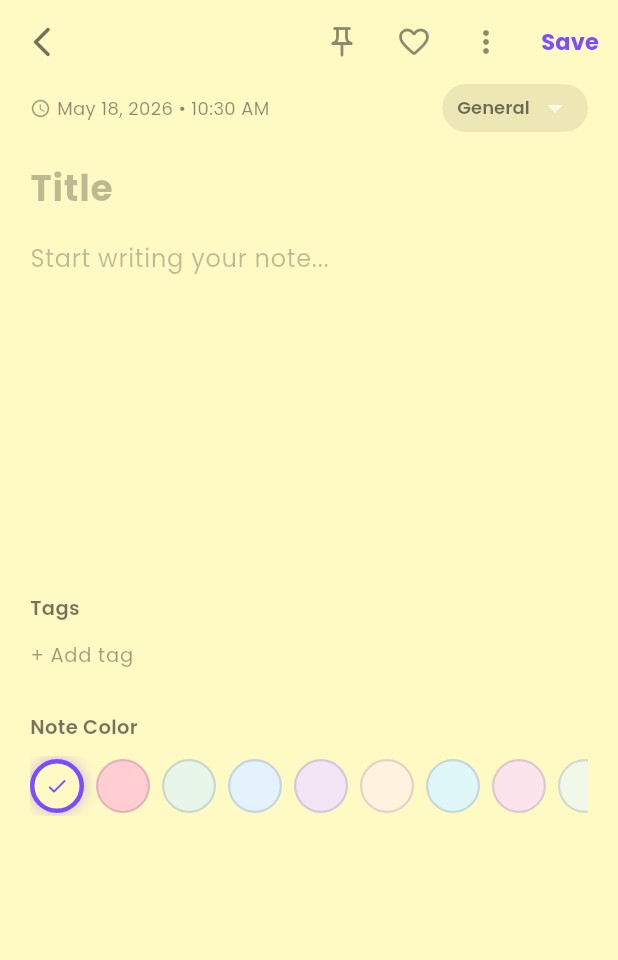
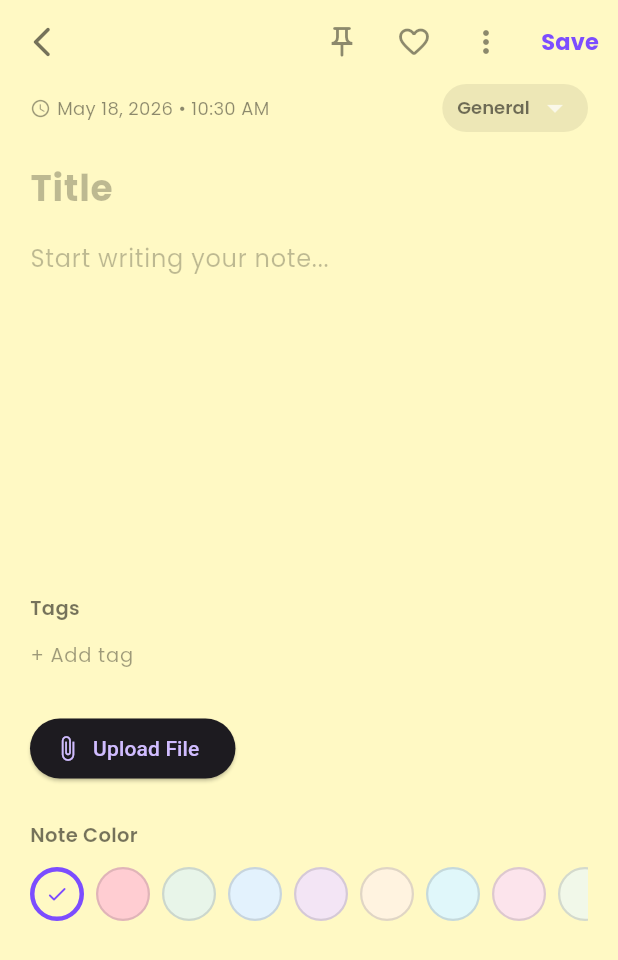
Before and after one commit to mohammedmaqsood626-blip/Notes-app-Flutter-, a Flutter app: the screen it shows after launch, after a tap on "New Note", on a phone screen of 412 x 824 dp. Shown: the top 960 px of the screen. Run offline on Flutter 3.47's test engine with Material 3 defaults, Android fonts, the phone set to English and light mode, and no system bars; our stand-ins replace file_picker, google_fonts, hive_flutter; accounts and stored records are empty.

Commit message:
Added upload feature and UI improvements

```diff
--- a/lib/main.dart
+++ b/lib/main.dart
@@ -1,13 +1,18 @@
 import 'package:flutter/material.dart';
+import 'package:hive_flutter/hive_flutter.dart';
 import 'package:provider/provider.dart';
+
 import 'services/notes_provider.dart';
 import 'screens/home_screen.dart';
 
-void main() {
+void main() async {
   WidgetsFlutterBinding.ensureInitialized();
+
+  await Hive.initFlutter();
+
   runApp(
     ChangeNotifierProvider(
-      create: (_) => NotesProvider(),
+      create: (_) => NotesProvider()..loadNotes(),
       child: const NoteFlowApp(),
     ),
   );
@@ -19,15 +24,9 @@ class NoteFlowApp extends StatelessWidget {
   @override
   Widget build(BuildContext context) {
     return MaterialApp(
+      debugShowCheckedModeBanner: false,
       title: 'NoteFlow',
-      debugShowCheckedModeBanner: false,
-      theme: ThemeData(
-        colorScheme: ColorScheme.fromSeed(
-          seedColor: const Color(0xFF7C4DFF),
-          brightness: Brightness.dark,
-        ),
-        useMaterial3: true,
-      ),
+      theme: ThemeData.dark(),
       home: const HomeScreen(),
     );
   }
--- a/lib/screens/note_editor_screen.dart
+++ b/lib/screens/note_editor_screen.dart
@@ -2,11 +2,14 @@ import 'package:flutter/material.dart';
 import 'package:provider/provider.dart';
 import 'package:google_fonts/google_fonts.dart';
 import 'package:intl/intl.dart';
+import 'package:file_picker/file_picker.dart';
+
 import '../models/note.dart';
 import '../services/notes_provider.dart';
 
 class NoteEditorScreen extends StatefulWidget {
   final Note? note;
+
   const NoteEditorScreen({super.key, this.note});
 
   @override
@@ -17,28 +20,41 @@ class _NoteEditorScreenState extends State<NoteEditorScreen> {
   late TextEditingController _titleController;
   late TextEditingController _contentController;
   late TextEditingController _tagController;
+
   late Color _selectedColor;
   late String _selectedCategory;
   late List<String> _tags;
+
   bool _isPinned = false;
   bool _isFavorite = false;
   bool _hasChanges = false;
 
+  String? selectedFileName;
+
   @override
   void initState() {
     super.initState();
+
     final n = widget.note;
+
     _titleController = TextEditingController(text: n?.title ?? '');
     _contentController = TextEditingController(text: n?.content ?? '');
     _tagController = TextEditingController();
+
     _selectedColor = n?.color ?? noteColors[0];
     _selectedCategory = n?.category ?? 'General';
     _tags = List.from(n?.tags ?? []);
+
     _isPinned = n?.isPinned ?? false;
     _isFavorite = n?.isFavorite ?? false;
 
-    _titleController.addListener(() => setState(() => _hasChanges = true));
-    _contentController.addListener(() => setState(() => _hasChanges = true));
+    _titleController.addListener(() {
+      setState(() => _hasChanges = true);
+    });
+
+    _contentController.addListener(() {
+      setState(() => _hasChanges = true);
+    });
   }
 
   @override
@@ -49,14 +65,28 @@ class _NoteEditorScreenState extends State<NoteEditorScreen> {
     super.dispose();
   }
 
+  Future<void> pickFile() async {
+    FilePickerResult? result = await FilePicker.platform.pickFiles();
+
+    if (result != null) {
+      setState(() {
+        selectedFileName = result.files.single.name;
+      });
+    }
+  }
+
   Future<void> _saveNote() async {
-    if (_titleController.text.trim().isEmpty && _contentController.text.trim().isEmpty) {
+    if (_titleController.text.trim().isEmpty &&
+        _contentController.text.trim().isEmpty) {
       Navigator.pop(context);
       return;
     }
 
     final provider = context.read<NotesProvider>();
-    final title = _titleController.text.trim().isEmpty ? 'Untitled' : _titleController.text.trim();
+
+    final title = _titleController.text.trim().isEmpty
+        ? 'Untitled'
+        : _titleController.text.trim();
 
     if (widget.note == null) {
       await provider.addNote(
@@ -76,13 +106,16 @@ class _NoteEditorScreenState extends State<NoteEditorScreen> {
         isPinned: _isPinned,
         isFavorite: _isFavorite,
       );
+
       await provider.updateNote(updated);
     }
+
     if (mounted) Navigator.pop(context);
   }
 
   void _addTag() {
     final tag = _tagController.text.trim();
+
     if (tag.isNotEmpty && !_tags.contains(tag)) {
       setState(() {
         _tags.add(tag);
@@ -100,39 +133,85 @@ class _NoteEditorScreenState extends State<NoteEditorScreen> {
         backgroundColor: _selectedColor,
         elevation: 0,
         leading: IconButton(
-          icon: const Icon(Icons.arrow_back_ios_new_rounded, color: Colors.black54),
+          icon: const Icon(
+            Icons.arrow_back_ios_new_rounded,
+            color: Colors.black54,
+          ),
           onPressed: _saveNote,
         ),
         actions: [
           IconButton(
-            icon: Icon(_isPinned ? Icons.push_pin_rounded : Icons.push_pin_outlined,
-              color: _isPinned ? const Color(0xFF7C4DFF) : Colors.black45),
-            onPressed: () => setState(() { _isPinned = !_isPinned; _hasChanges = true; }),
+            icon: Icon(
+              _isPinned
+                  ? Icons.push_pin_rounded
+                  : Icons.push_pin_outlined,
+              color: _isPinned
+                  ? const Color(0xFF7C4DFF)
+                  : Colors.black45,
+            ),
+            onPressed: () {
+              setState(() {
+                _isPinned = !_isPinned;
+                _hasChanges = true;
+              });
+            },
           ),
           IconButton(
-            icon: Icon(_isFavorite ? Icons.favorite_rounded : Icons.favorite_border_rounded,
-              color: _isFavorite ? Colors.pinkAccent : Colors.black45),
-            onPressed: () => setState(() { _isFavorite = !_isFavorite; _hasChanges = true; }),
+            icon: Icon(
+              _isFavorite
+                  ? Icons.favorite_rounded
+                  : Icons.favorite_border_rounded,
+              color: _isFavorite
+                  ? Colors.pinkAccent
+                  : Colors.black45,
+            ),
+            onPressed: () {
+              setState(() {
+                _isFavorite = !_isFavorite;
+                _hasChanges = true;
+              });
+            },
           ),
           PopupMenuButton(
-            icon: const Icon(Icons.more_vert_rounded, color: Colors.black45),
+            icon: const Icon(
+              Icons.more_vert_rounded,
+              color: Colors.black45,
+            ),
             itemBuilder: (_) => [
-              const PopupMenuItem(value: 'delete', child: Row(children: [
-                Icon(Icons.delete_outline_rounded, color: Colors.red),
-                SizedBox(width: 8), Text('Delete'),
-              ])),
+              const PopupMenuItem(
+                value: 'delete',
+                child: Row(
+                  children: [
+                    Icon(
+                      Icons.delete_outline_rounded,
+                      color: Colors.red,
+                    ),
+                    SizedBox(width: 8),
+                    Text('Delete'),
+                  ],
+                ),
+              ),
             ],
             onSelected: (val) async {
               if (val == 'delete' && widget.note != null) {
-                await context.read<NotesProvider>().deleteNote(widget.note!.id);
+                await context
+                    .read<NotesProvider>()
+                    .deleteNote(widget.note!.id);
+
                 if (mounted) Navigator.pop(context);
               }
             },
           ),
           TextButton(
             onPressed: _saveNote,
-            child: Text('Save', style: GoogleFonts.poppins(
-              color: const Color(0xFF7C4DFF), fontWeight: FontWeight.w700, fontSize: 15)),
+            child: Text(
+              'Save',
+              style: GoogleFonts.poppins(
+                color: const Color(0xFF7C4DFF),
+                fontWeight: FontWeight.w700,
+                fontSize: 15,
+              ),
+            ),
           ),
         ],
       ),
@@ -141,59 +220,96 @@ class _NoteEditorScreenState extends State<NoteEditorScreen> {
         child: Column(
           crossAxisAlignment: CrossAxisAlignment.start,
           children: [
-            // Date & Category
             Row(
               children: [
-                Icon(Icons.access_time_rounded, size: 14, color: Colors.black38),
+                Icon(
+                  Icons.access_time_rounded,
+                  size: 14,
+                  color: Colors.black38,
+                ),
                 const SizedBox(width: 4),
                 Text(
                   DateFormat('MMM dd, yyyy • hh:mm a').format(
-                    widget.note?.updatedAt ?? DateTime.now()),
-                  style: GoogleFonts.poppins(color: Colors.black45, fontSize: 12),
+                    widget.note?.updatedAt ?? DateTime.now(),
+                  ),
+                  style: GoogleFonts.poppins(
+                    color: Colors.black45,
+                    fontSize: 12,
+                  ),
                 ),
                 const Spacer(),
                 _buildCategoryDropdown(),
               ],
             ),
+
             const SizedBox(height: 12),
 
-            // Title
             TextField(
               controller: _titleController,
               style: GoogleFonts.poppins(
-                fontSize: 24, fontWeight: FontWeight.w700, color: Colors.black87),
+                fontSize: 24,
+                fontWeight: FontWeight.w700,
+                color: Colors.black87,
+              ),
               decoration: InputDecoration(
                 hintText: 'Title',
                 hintStyle: GoogleFonts.poppins(
-                  fontSize: 24, fontWeight: FontWeight.w700, color: Colors.black26),
+                  fontSize: 24,
+                  fontWeight: FontWeight.w700,
+                  color: Colors.black26,
+                ),
                 border: InputBorder.none,
               ),
               maxLines: null,
               textCapitalization: TextCapitalization.sentences,
             ),
 
-            // Content
             TextField(
               controller: _contentController,
-              style: GoogleFonts.poppins(fontSize: 16, color: Colors.black54, height: 1.6),
+              style: GoogleFonts.poppins(
+                fontSize: 16,
+                color: Colors.black54,
+                height: 1.6,
+              ),
               decoration: InputDecoration(
                 hintText: 'Start writing your note...',
-                hintStyle: GoogleFonts.poppins(fontSize: 16, color: Colors.black26),
+                hintStyle: GoogleFonts.poppins(
+                  fontSize: 16,
+                  color: Colors.black26,
+                ),
                 border: InputBorder.none,
               ),
               maxLines: null,
+              minLines: 8,
               textCapitalization: TextCapitalization.sentences,
-              minLines: 8,
             ),
 
             const SizedBox(height: 20),
 
-            // Tags
             _buildTagsSection(),
 
             const SizedBox(height: 24),
 
-            // Color Picker
+            ElevatedButton.icon(
+              onPressed: pickFile,
+              icon: const Icon(Icons.attach_file),
+              label: const Text("Upload File"),
+            ),
+
+            if (selectedFileName != null)
+              Padding(
+                padding: const EdgeInsets.only(top: 10),
+                child: Text(
+                  "Selected: $selectedFileName",
+                  style: GoogleFonts.poppins(
+                    color: Colors.black87,
+                    fontWeight: FontWeight.w600,
+                  ),
+                ),
+              ),
+
+            const SizedBox(height: 24),
+
             _buildColorPicker(),
           ],
         ),
@@ -203,7 +319,10 @@ class _NoteEditorScreenState extends State<NoteEditorScreen> {
 
   Widget _buildCategoryDropdown() {
     return Container(
-      padding: const EdgeInsets.symmetric(horizontal: 10, vertical: 4),
+      padding: const EdgeInsets.symmetric(
+        horizontal: 10,
+        vertical: 4,
+      ),
       decoration: BoxDecoration(
         color: Colors.black.withOpacity(0.07),
         borderRadius: BorderRadius.circular(20),
@@ -212,9 +331,25 @@ class _NoteEditorScreenState extends State<NoteEditorScreen> {
         child: DropdownButton<String>(
           value: _selectedCategory,
           isDense: true,
-          style: GoogleFonts.poppins(fontSize: 12, color: Colors.black54, fontWeight: FontWeight.w600),
-          items: noteCategories.map((c) => DropdownMenuItem(value: c, child: Text(c))).toList(),
-          onChanged: (val) => setState(() { _selectedCategory = val!; _hasChanges = true; }),
+          style: GoogleFonts.poppins(
+            fontSize: 12,
+            color: Colors.black54,
+            fontWeight: FontWeight.w600,
+          ),
+          items: noteCategories
+              .map(
+                (c) => DropdownMenuItem(
+                  value: c,
+                  child: Text(c),
+                ),
+              )
+              .toList(),
+          onChanged: (val) {
+            setState(() {
+              _selectedCategory = val!;
+              _hasChanges = true;
+            });
+          },
         ),
       ),
     );
@@ -224,19 +359,44 @@ class _NoteEditorScreenState extends State<NoteEditorScreen> {
     return Column(
       crossAxisAlignment: CrossAxisAlignment.start,
       children: [
-        Text('Tags', style: GoogleFonts.poppins(
-          fontSize: 13, fontWeight: FontWeight.w600, color: Colors.black54)),
+        Text(
+          'Tags',
+          style: GoogleFonts.poppins(
+            fontSize: 13,
+            fontWeight: FontWeight.w600,
+            color: Colors.black54,
+          ),
+        ),
         const SizedBox(height: 8),
         Wrap(
-          spacing: 8, runSpacing: 6,
+          spacing: 8,
+          runSpacing: 6,
           children: [
-            ..._tags.map((tag) => Chip(
-              label: Text('#$tag', style: GoogleFonts.poppins(fontSize: 12, color: const Color(0xFF7C4DFF))),
-              backgroundColor: const Color(0xFF7C4DFF).withOpacity(0.1),
-              deleteIcon: const Icon(Icons.close_rounded, size: 14),
-              onDeleted: () => setState(() { _tags.remove(tag); _hasChanges = true; }),
-              side: BorderSide(color: const Color(0xFF7C4DFF).withOpacity(0.3)),
-            )),
+            ..._tags.map(
+              (tag) => Chip(
+                label: Text(
+                  '#$tag',
+                  style: GoogleFonts.poppins(
+                    fontSize: 12,
+                    color: const Color(0xFF7C4DFF),
+                  ),
+                ),
+                backgroundColor:
+                    const Color(0xFF7C4DFF).withOpacity(0.1),
+                deleteIcon:
+                    const Icon(Icons.close_rounded, size: 14),
+                onDeleted: () {
+                  setState(() {
+                    _tags.remove(tag);
+                    _hasChanges = true;
+                  });
+                },
+                side: BorderSide(
+                  color:
+                      const Color(0xFF7C4DFF).withOpacity(0.3),
+                ),
+              ),
+            ),
             SizedBox(
               width: 120,
               child: TextField(
@@ -244,7 +404,10 @@ class _NoteEditorScreenState extends State<NoteEditorScreen> {
                 style: GoogleFonts.poppins(fontSize: 13),
                 decoration: InputDecoration(
                   hintText: '+ Add tag',
-                  hintStyle: GoogleFonts.poppins(fontSize: 13, color: Colors.black38),
+                  hintStyle: GoogleFonts.poppins(
+                    fontSize: 13,
+                    color: Colors.black38,
+                  ),
                   border: InputBorder.none,
                   isDense: true,
                 ),
@@ -261,34 +424,50 @@ class _NoteEditorScreenState extends State<NoteEditorScreen> {
     return Column(
       crossAxisAlignment: CrossAxisAlignment.start,
       children: [
-        Text('Note Color', style: GoogleFonts.poppins(
-          fontSize: 13, fontWeight: FontWeight.w600, color: Colors.black54)),
+        Text(
+          'Note Color',
+          style: GoogleFonts.poppins(
+            fontSize: 13,
+            fontWeight: FontWeight.w600,
+            color: Colors.black54,
+          ),
+        ),
         const SizedBox(height: 10),
         SizedBox(
           height: 40,
           child: ListView.separated(
             scrollDirection: Axis.horizontal,
             itemCount: noteColors.length,
-            separatorBuilder: (_, __) => const SizedBox(width: 8),
+            separatorBuilder: (_, __) =>
+                const SizedBox(width: 8),
             itemBuilder: (_, i) => GestureDetector(
-              onTap: () => setState(() { _selectedColor = noteColors[i]; _hasChanges = true; }),
+              onTap: () {
+                setState(() {
+                  _selectedColor = noteColors[i];
+                  _hasChanges = true;
+                });
+              },
               child: AnimatedContainer(
                 duration: const Duration(milliseconds: 200),
-                width: 36, height: 36,
+                width: 36,
+                height: 36,
                 decoration: BoxDecoration(
                   color: noteColors[i],
                   shape: BoxShape.circle,
                   border: Border.all(
                     color: _selectedColor == noteColors[i]
-                        ? const Color(0xFF7C4DFF) : Colors.black12,
-                    width: _selectedColor == noteColors[i] ? 3 : 1.5,
+                        ? const Color(0xFF7C4DFF)
+                        : Colors.black12,
+                    width:
+                        _selectedColor == noteColors[i] ? 3 : 1.5,
                   ),
-                  boxShadow: _selectedColor == noteColors[i]
-                      ? [BoxShadow(color: const Color(0xFF7C4DFF).withOpacity(0.4), blurRadius: 8)]
-                      : [],
                 ),
                 child: _selectedColor == noteColors[i]
-                    ? const Icon(Icons.check_rounded, size: 16, color: Color(0xFF7C4DFF))
+                    ? const Icon(
+                        Icons.check_rounded,
+                        size: 16,
+                        color: Color(0xFF7C4DFF),
+                      )
                     : null,
               ),
             ),
--- a/pubspec.yaml
+++ b/pubspec.yaml
@@ -9,6 +9,7 @@ environment:
 dependencies:
   flutter:
     sdk: flutter
+
   sqflite: ^2.3.0
   path: ^1.8.3
   shared_preferences: ^2.2.2
@@ -20,6 +21,11 @@ dependencies:
   provider: ^6.1.1
   cupertino_icons: ^1.0.2
 
+  hive: ^2.2.3
+  hive_flutter: ^1.1.0
+
+  file_picker: ^8.0.0
+
 dev_dependencies:
   flutter_test:
     sdk: flutter
```
Also changed, not shown: lib/services/database_service.dart (+18 -81 lines), pubspec.lock, 2 other files.
